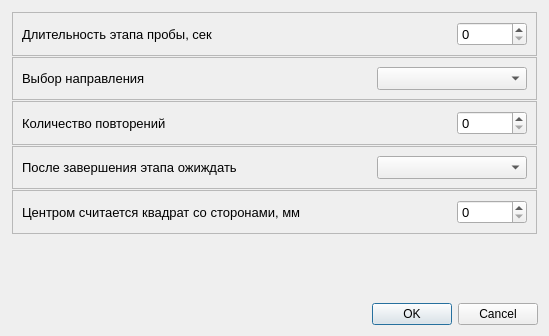
The window that metodics/dynamic_tests/cross/crossparamsdialog.ui (grigp/a-analyser) describes before a commit, drawn with Qt 5.
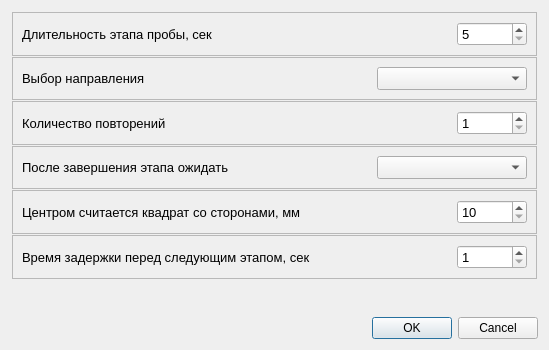
The same window after the commit.

Diff of the .ui file:
```diff
--- a/metodics/dynamic_tests/cross/crossparamsdialog.ui
+++ b/metodics/dynamic_tests/cross/crossparamsdialog.ui
@@ -7,7 +7,7 @@
     <x>0</x>
     <y>0</y>
     <width>549</width>
-    <height>336</height>
+    <height>350</height>
    </rect>
   </property>
   <property name="windowTitle">
@@ -74,6 +74,12 @@
              <height>0</height>
             </size>
            </property>
+           <property name="minimum">
+            <number>5</number>
+           </property>
+           <property name="maximum">
+            <number>30</number>
+           </property>
           </widget>
          </item>
         </layout>
@@ -158,6 +164,12 @@
              <height>0</height>
             </size>
            </property>
+           <property name="minimum">
+            <number>1</number>
+           </property>
+           <property name="maximum">
+            <number>10</number>
+           </property>
           </widget>
          </item>
         </layout>
@@ -175,7 +187,7 @@
          <item>
           <widget class="QLabel" name="lblChangeStateMode">
            <property name="text">
-            <string>После завершения этапа ожиждать</string>
+            <string>После завершения этапа ожидать</string>
            </property>
           </widget>
          </item>
@@ -242,6 +254,63 @@
              <height>0</height>
             </size>
            </property>
+           <property name="minimum">
+            <number>10</number>
+           </property>
+           <property name="maximum">
+            <number>40</number>
+           </property>
+           <property name="singleStep">
+            <number>5</number>
+           </property>
+          </widget>
+         </item>
+        </layout>
+       </widget>
+      </item>
+      <item>
+       <widget class="QFrame" name="frDelayTime">
+        <property name="frameShape">
+         <enum>QFrame::StyledPanel</enum>
+        </property>
+        <property name="frameShadow">
+         <enum>QFrame::Raised</enum>
+        </property>
+        <layout class="QHBoxLayout" name="horizontalLayout_6">
+         <item>
+          <widget class="QLabel" name="lblDelayTime">
+           <property name="text">
+            <string>Время задержки перед следующим этапом, сек</string>
+           </property>
+          </widget>
+         </item>
+         <item>
+          <spacer name="horizontalSpacer_6">
+           <property name="orientation">
+            <enum>Qt::Horizontal</enum>
+           </property>
+           <property name="sizeHint" stdset="0">
+            <size>
+             <width>40</width>
+             <height>20</height>
+            </size>
+           </property>
+          </spacer>
+         </item>
+         <item>
+          <widget class="QSpinBox" name="edDelayTime">
+           <property name="minimumSize">
+            <size>
+             <width>70</width>
+             <height>0</height>
+            </size>
+           </property>
+           <property name="minimum">
+            <number>1</number>
+           </property>
+           <property name="maximum">
+            <number>15</number>
+           </property>
           </widget>
          </item>
         </layout>
```
Left out of the diff: 27 changed lines with no effect on the pictures.
